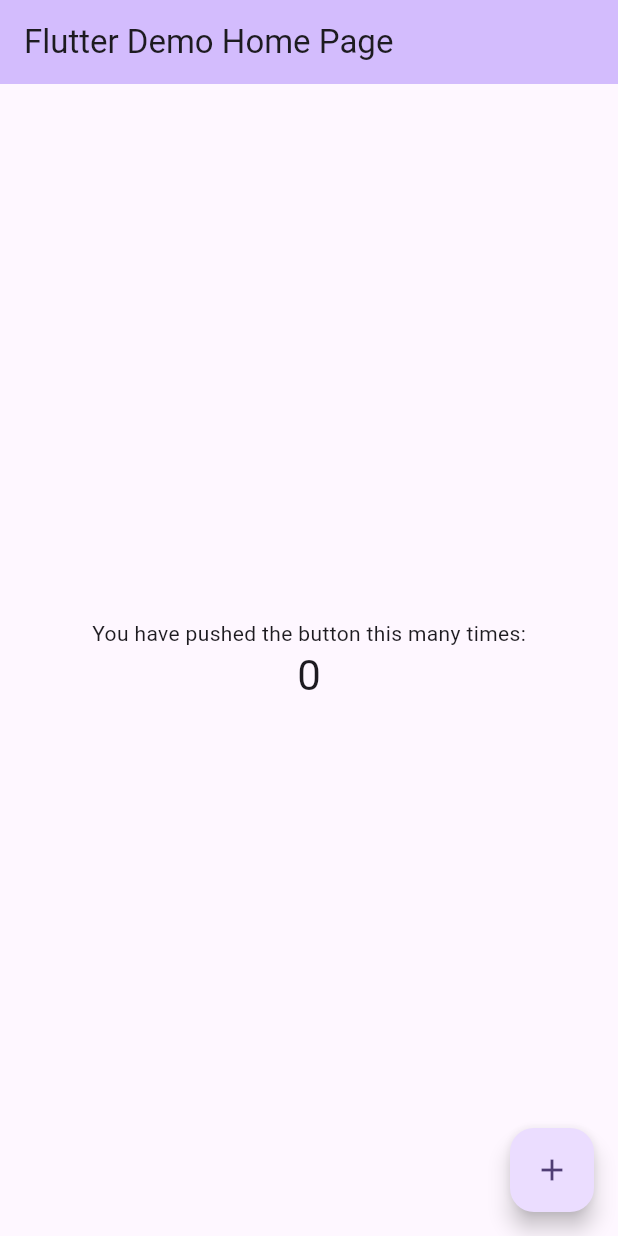
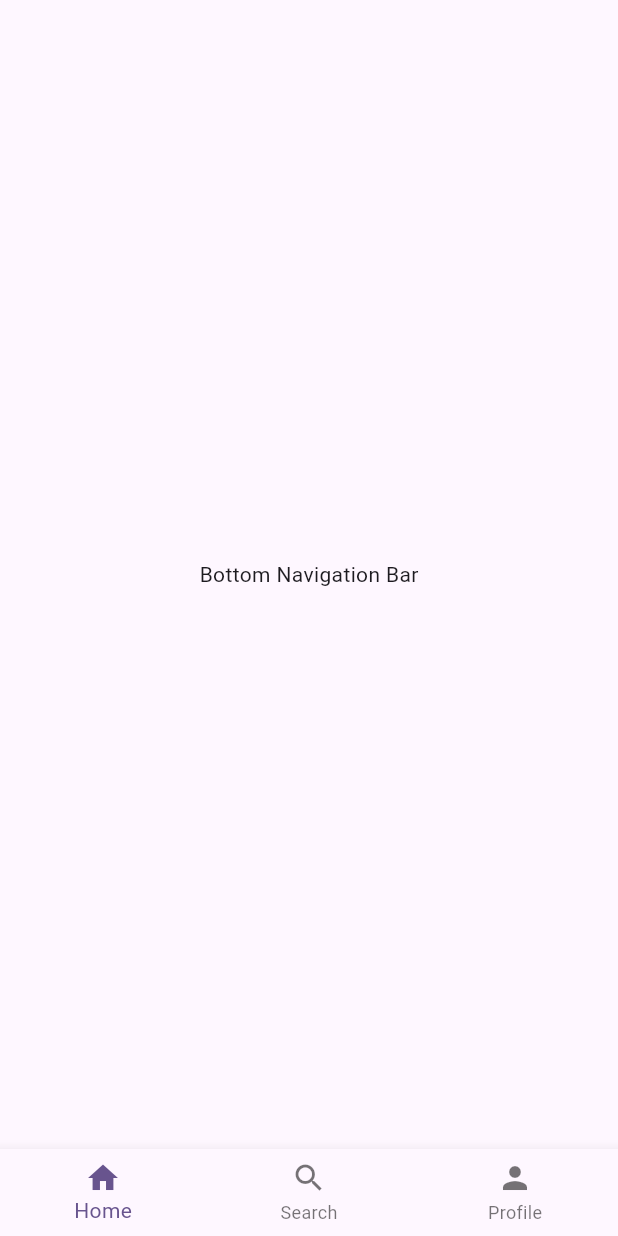
Before and after one commit to Vicky2505/Shoe_Store_App, a Flutter app: the screen it shows after launch, on a phone screen of 412 x 824 dp. Run offline on Flutter 3.47's test engine with Material 3 defaults, Android fonts, the phone set to English and light mode, and no system bars.

Commit message:
created the folders and assets

```diff
--- a/lib/main.dart
+++ b/lib/main.dart
@@ -1,4 +1,5 @@
 import 'package:flutter/material.dart';
+import 'package:sneakers/screens/bottom_nav_bar.dart';
 
 void main() {
   runApp(const MyApp());
@@ -6,117 +7,14 @@ void main() {
 
 class MyApp extends StatelessWidget {
   const MyApp({super.key});
-
-  // This widget is the root of your application.
   @override
   Widget build(BuildContext context) {
     return MaterialApp(
       title: 'Flutter Demo',
       theme: ThemeData(
-        // This is the theme of your application.
-        //
-        // TRY THIS: Try running your application with "flutter run". You'll see
-        // the application has a purple toolbar. Then, without quitting the app,
-        // try changing the seedColor in the colorScheme below to Colors.green
-        // and then invoke "hot reload" (save your changes or press the "hot
-        // reload" button in a Flutter-supported IDE, or press "r" if you used
-        // the command line to start the app).
-        //
-        // Notice that the counter didn't reset back to zero; the application
-        // state is not lost during the reload. To reset the state, use hot
-        // restart instead.
-        //
-        // This works for code too, not just values: Most code changes can be
-        // tested with just a hot reload.
         colorScheme: ColorScheme.fromSeed(seedColor: Colors.deepPurple),
       ),
-      home: const MyHomePage(title: 'Flutter Demo Home Page'),
+      home: BottomNavBar(),
     );
   }
 }
-
-class MyHomePage extends StatefulWidget {
-  const MyHomePage({super.key, required this.title});
-
-  // This widget is the home page of your application. It is stateful, meaning
-  // that it has a State object (defined below) that contains fields that affect
-  // how it looks.
-
-  // This class is the configuration for the state. It holds the values (in this
-  // case the title) provided by the parent (in this case the App widget) and
-  // used by the build method of the State. Fields in a Widget subclass are
-  // always marked "final".
-
-  final String title;
-
-  @override
-  State<MyHomePage> createState() => _MyHomePageState();
-}
-
-class _MyHomePageState extends State<MyHomePage> {
-  int _counter = 0;
-
-  void _incrementCounter() {
-    setState(() {
-      // This call to setState tells the Flutter framework that something has
-      // changed in this State, which causes it to rerun the build method below
-      // so that the display can reflect the updated values. If we changed
-      // _counter without calling setState(), then the build method would not be
-      // called again, and so nothing would appear to happen.
-      _counter++;
-    });
-  }
-
-  @override
-  Widget build(BuildContext context) {
-    // This method is rerun every time setState is called, for instance as done
-    // by the _incrementCounter method above.
-    //
-    // The Flutter framework has been optimized to make rerunning build methods
-    // fast, so that you can just rebuild anything that needs updating rather
-    // than having to individually change instances of widgets.
-    return Scaffold(
-      appBar: AppBar(
-        // TRY THIS: Try changing the color here to a specific color (to
-        // Colors.amber, perhaps?) and trigger a hot reload to see the AppBar
-        // change color while the other colors stay the same.
-        backgroundColor: Theme.of(context).colorScheme.inversePrimary,
-        // Here we take the value from the MyHomePage object that was created by
-        // the App.build method, and use it to set our appbar title.
-        title: Text(widget.title),
-      ),
-      body: Center(
-        // Center is a layout widget. It takes a single child and positions it
-        // in the middle of the parent.
-        child: Column(
-          // Column is also a layout widget. It takes a list of children and
-          // arranges them vertically. By default, it sizes itself to fit its
-          // children horizontally, and tries to be as tall as its parent.
-          //
-          // Column has various properties to control how it sizes itself and
-          // how it positions its children. Here we use mainAxisAlignment to
-          // center the children vertically; the main axis here is the vertical
-          // axis because Columns are vertical (the cross axis would be
-          // horizontal).
-          //
-          // TRY THIS: Invoke "debug painting" (choose the "Toggle Debug Paint"
-          // action in the IDE, or press "p" in the console), to see the
-          // wireframe for each widget.
-          mainAxisAlignment: MainAxisAlignment.center,
-          children: <Widget>[
-            const Text('You have pushed the button this many times:'),
-            Text(
-              '$_counter',
-              style: Theme.of(context).textTheme.headlineMedium,
-            ),
-          ],
-        ),
-      ),
-      floatingActionButton: FloatingActionButton(
-        onPressed: _incrementCounter,
-        tooltip: 'Increment',
-        child: const Icon(Icons.add),
-      ), // This trailing comma makes auto-formatting nicer for build methods.
-    );
-  }
-}
--- /dev/null
+++ b/lib/screens/bottom_nav_bar.dart
@@ -0,0 +1,30 @@
+import 'package:flutter/material.dart';
+
+class BottomNavBar extends StatefulWidget {
+  const BottomNavBar({super.key});
+
+  @override
+  State<BottomNavBar> createState() => _BottomNavBarState();
+}
+
+class _BottomNavBarState extends State<BottomNavBar> {
+  @override
+  Widget build(BuildContext context) {
+    return Scaffold(
+      body: Center(child: Text('Bottom Navigation Bar')),
+      bottomNavigationBar: BottomNavigationBar(
+        items: const [
+          BottomNavigationBarItem(icon: Icon(Icons.home), label: 'Home'),
+          BottomNavigationBarItem(icon: Icon(Icons.search), label: 'Search'),
+          BottomNavigationBarItem(icon: Icon(Icons.person), label: 'Profile'),
+        ],
+        currentIndex: 0,
+        onTap: (index) {
+          // Handle navigation logic here
+          // ignore: avoid_print
+          print('Selected index: $index');
+        },
+      ),
+    );
+  }
+}
```
Also changed, not shown: lib/screens/cart_screen/cart_screen.dart (added, +27 -0 lines), lib/screens/home_screen/home_screen.dart (added, +27 -0 lines), lib/screens/shoe_detail_screen/shoe_detail_screen.dart (added, +27 -0 lines).
